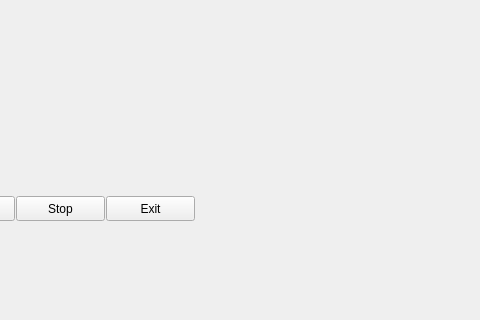
Old version of the form mainwindow.ui in the repository yvodelaere/QtRealSense; both pictures show x 94 to 574 and y 380 to 700 of the 1041 by 700 pixel window.
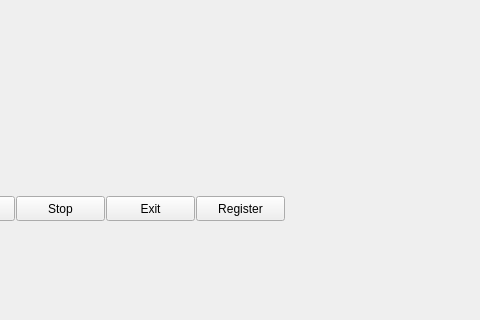
New version of the form.

Commit message: New branch, added the export of WRL. At this moment, the picture is still reversed

What changed in the file:
```diff
--- a/mainwindow.ui
+++ b/mainwindow.ui
@@ -235,6 +235,19 @@
      <enum>Qt::Horizontal</enum>
     </property>
    </widget>
+   <widget class="QPushButton" name="regBtn">
+    <property name="geometry">
+     <rect>
+      <x>290</x>
+      <y>540</y>
+      <width>89</width>
+      <height>25</height>
+     </rect>
+    </property>
+    <property name="text">
+     <string>Register</string>
+    </property>
+   </widget>
   </widget>
   <widget class="QMenuBar" name="menuBar">
    <property name="geometry">
```
The commit also changes 2 other files.
